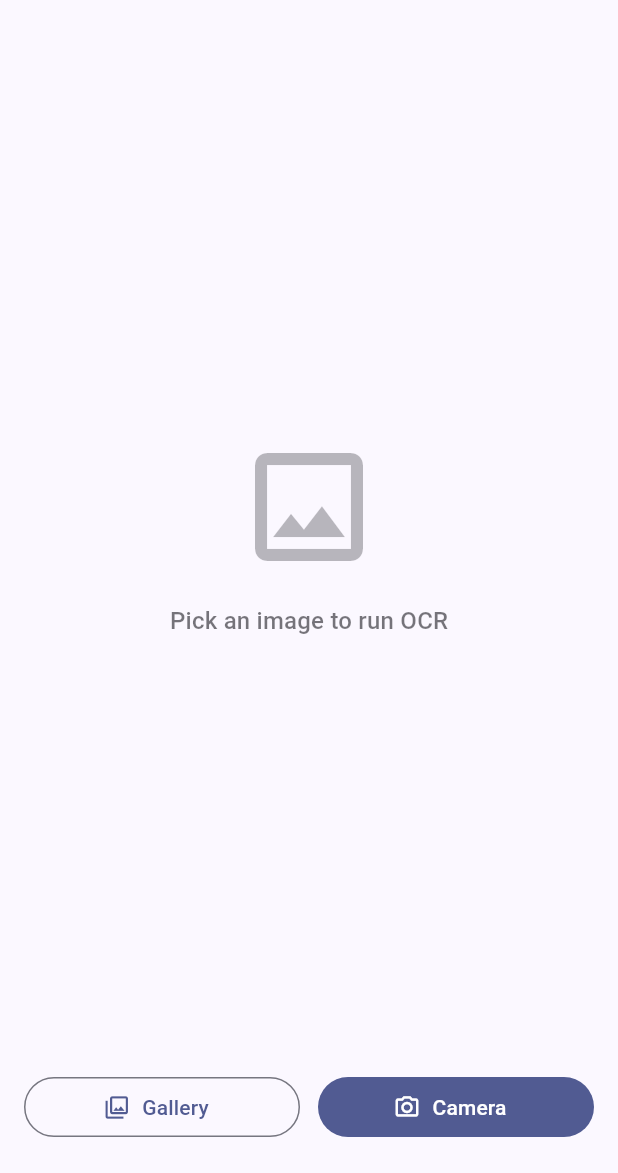
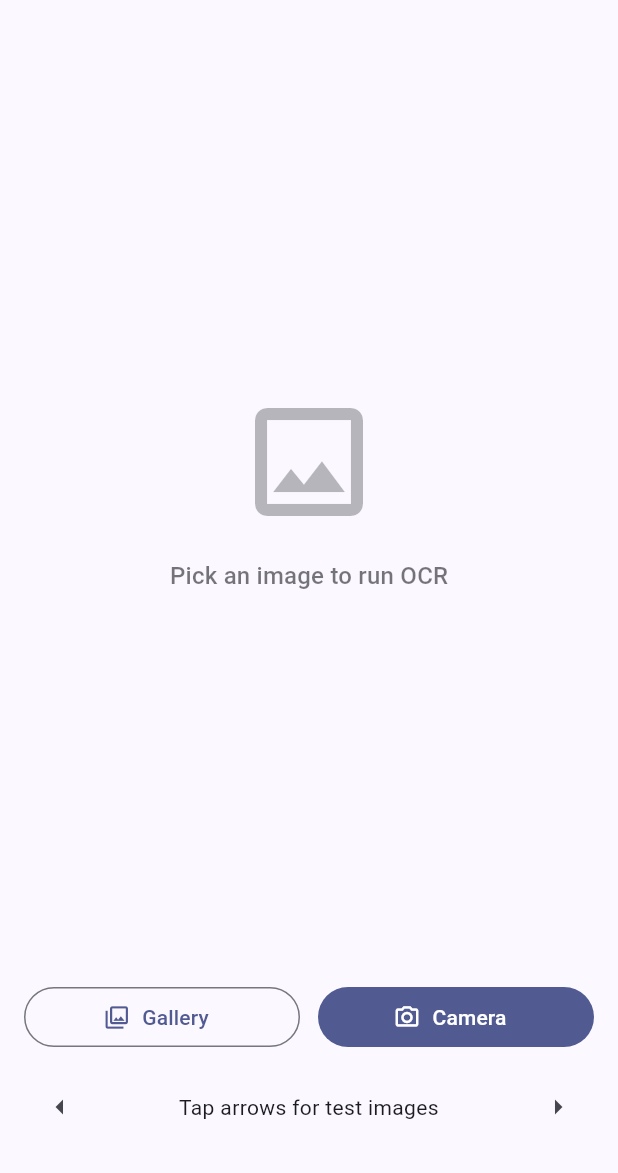
Before and after one commit to laurenspriem/mobile_ocr, a Flutter app: the screen it shows after launch, on a phone screen of 412 x 824 dp, the part 63-1236 px from its top. Run offline on Flutter 3.47's test engine with Material 3 defaults, Android fonts, the phone set to English and light mode, and no system bars; our stand-ins replace image_picker, plugin_platform_interface.

Commit message:
Use test images in sample app

```diff
--- a/example/lib/main.dart
+++ b/example/lib/main.dart
@@ -1,4 +1,7 @@
+import 'dart:io';
+
 import 'package:flutter/material.dart';
+import 'package:flutter/services.dart';
 import 'package:image_picker/image_picker.dart';
 import 'package:mobile_ocr/mobile_ocr.dart';
 
@@ -30,12 +33,30 @@ class OcrDemoPage extends StatefulWidget {
 }
 
 class _OcrDemoPageState extends State<OcrDemoPage> {
+  static const List<String> _testImageAssets = <String>[
+    'assets/test_ocr/bob_ios_detection_issue.JPEG',
+    'assets/test_ocr/mail_screenshot.jpeg',
+    'assets/test_ocr/meme_ice_cream.jpeg',
+    'assets/test_ocr/meme_love_you.jpeg',
+    'assets/test_ocr/meme_perfect_couple.jpeg',
+    'assets/test_ocr/meme_waking_up.jpeg',
+    'assets/test_ocr/ocr_test.jpeg',
+    'assets/test_ocr/payment_transactions.png',
+    'assets/test_ocr/receipt_swiggy.jpg',
+    'assets/test_ocr/screen_photos.jpeg',
+    'assets/test_ocr/text_photos.jpeg',
+  ];
+
   final ImagePicker _picker = ImagePicker();
   final MobileOcr _mobileOcr = MobileOcr();
+  final Map<String, String> _cachedAssetPaths = <String, String>{};
+  Directory? _assetCacheDirectory;
   String? _imagePath;
   bool _isPickingImage = false;
   bool _isCheckingHasText = false;
   bool? _lastHasTextResult;
+  int? _currentTestImageIndex;
+  bool _isLoadingTestImage = false;
 
   @override
   Widget build(BuildContext context) {
@@ -122,7 +143,10 @@ class _OcrDemoPageState extends State<OcrDemoPage> {
       top: false,
       child: Padding(
         padding: const EdgeInsets.fromLTRB(16, 12, 16, 20),
-        child: Row(
+        child: Column(
+          mainAxisSize: MainAxisSize.min,
+          children: [
+            Row(
               children: [
                 if (hasImage)
                   Expanded(
@@ -154,6 +178,48 @@ class _OcrDemoPageState extends State<OcrDemoPage> {
                     label: const Text('Camera'),
                   ),
                 ),
+              ],
+            ),
+            if (_testImageAssets.isNotEmpty) ...[
+              const SizedBox(height: 12),
+              Row(
+                children: [
+                  IconButton(
+                    tooltip: 'Previous test image',
+                    onPressed: _isLoadingTestImage
+                        ? null
+                        : () => _cycleTestImage(-1),
+                    icon: const Icon(Icons.arrow_left),
+                  ),
+                  Expanded(
+                    child: Center(
+                      child: _isLoadingTestImage
+                          ? const SizedBox(
+                              width: 24,
+                              height: 24,
+                              child: CircularProgressIndicator(strokeWidth: 2),
+                            )
+                          : Text(
+                              _currentTestImageIndex != null
+                                  ? _formatAssetLabel(
+                                      _testImageAssets[_currentTestImageIndex!],
+                                    )
+                                  : 'Tap arrows for test images',
+                              style: Theme.of(context).textTheme.bodyMedium,
+                              textAlign: TextAlign.center,
+                            ),
+                    ),
+                  ),
+                  IconButton(
+                    tooltip: 'Next test image',
+                    onPressed: _isLoadingTestImage
+                        ? null
+                        : () => _cycleTestImage(1),
+                    icon: const Icon(Icons.arrow_right),
+                  ),
+                ],
+              ),
+            ],
           ],
         ),
       ),
@@ -221,6 +287,80 @@ class _OcrDemoPageState extends State<OcrDemoPage> {
     }
   }
 
+  Future<void> _cycleTestImage(int direction) async {
+    if (_testImageAssets.isEmpty || _isLoadingTestImage) {
+      return;
+    }
+    final total = _testImageAssets.length;
+    final currentIndex = _currentTestImageIndex;
+    final nextIndex = currentIndex == null
+        ? (direction >= 0 ? 0 : total - 1)
+        : _wrapIndex(currentIndex + direction, total);
+    setState(() {
+      _isLoadingTestImage = true;
+    });
+    try {
+      final assetPath = _testImageAssets[nextIndex];
+      final filePath = await _prepareTestAsset(assetPath);
+      if (!mounted) return;
+      setState(() {
+        _currentTestImageIndex = nextIndex;
+        _imagePath = filePath;
+        _lastHasTextResult = null;
+        _isCheckingHasText = false;
+      });
+    } catch (error) {
+      if (!mounted) return;
+      _showSnackBar(context, 'Failed to load test image: $error');
+    } finally {
+      if (mounted) {
+        setState(() {
+          _isLoadingTestImage = false;
+        });
+      }
+    }
+  }
+
+  Future<String> _prepareTestAsset(String assetPath) async {
+    final cachedPath = _cachedAssetPaths[assetPath];
+    if (cachedPath != null && await File(cachedPath).exists()) {
+      return cachedPath;
+    }
+    final cacheDir = await _ensureAssetCacheDirectory();
+    final fileName = assetPath.split('/').last;
+    final filePath = '${cacheDir.path}${Platform.pathSeparator}$fileName';
+    final file = File(filePath);
+    final data = await rootBundle.load(assetPath);
+    await file.writeAsBytes(
+      data.buffer.asUint8List(data.offsetInBytes, data.lengthInBytes),
+      flush: true,
+    );
+    _cachedAssetPaths[assetPath] = file.path;
+    return file.path;
+  }
+
+  Future<Directory> _ensureAssetCacheDirectory() async {
+    final existing = _assetCacheDirectory;
+    if (existing != null) {
+      return existing;
+    }
+    final directory =
+        await Directory.systemTemp.createTemp('mobile_ocr_example_assets_');
+    _assetCacheDirectory = directory;
+    return directory;
+  }
+
+  String _formatAssetLabel(String assetPath) {
+    final fileName = assetPath.split('/').last;
+    final baseName = fileName.split('.').first;
+    return baseName.replaceAll('_', ' ');
+  }
+
+  int _wrapIndex(int value, int length) {
+    final mod = value % length;
+    return mod < 0 ? mod + length : mod;
+  }
+
   void _showSnackBar(BuildContext context, String message) {
     ScaffoldMessenger.of(context)
       ..removeCurrentSnackBar()
```
Also changed, not shown: example/assets/test_ocr/bob_ios_detection_issue.JPEG (added), 1 other file. Lines whose indentation alone changed are shown as unchanged.
